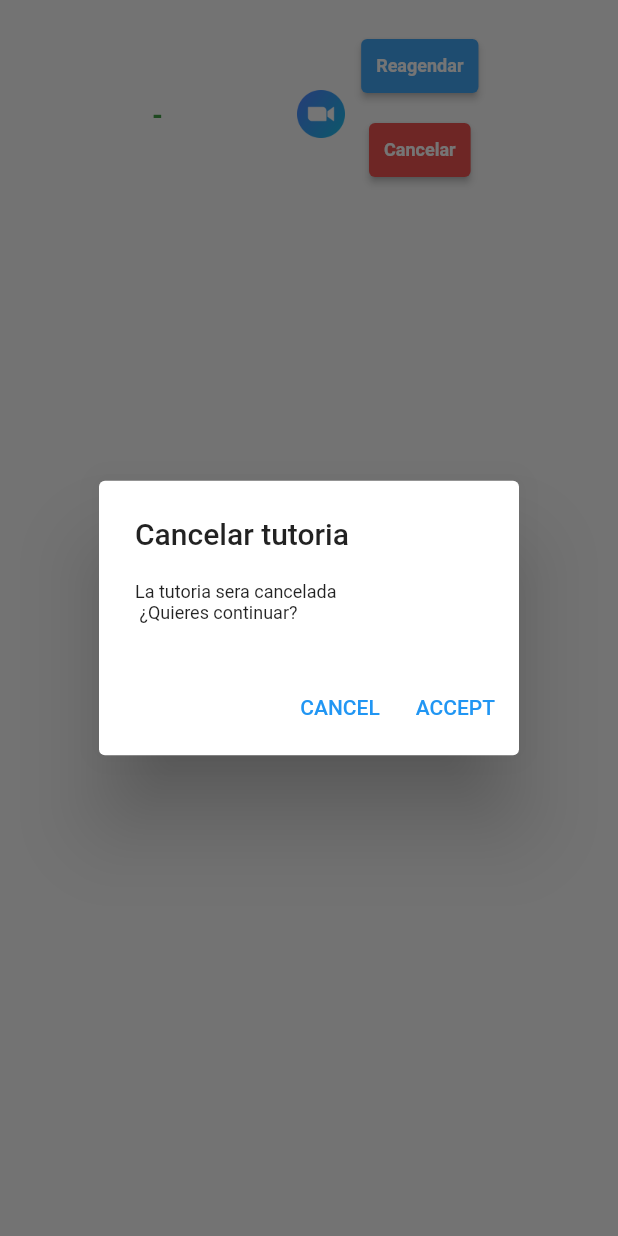
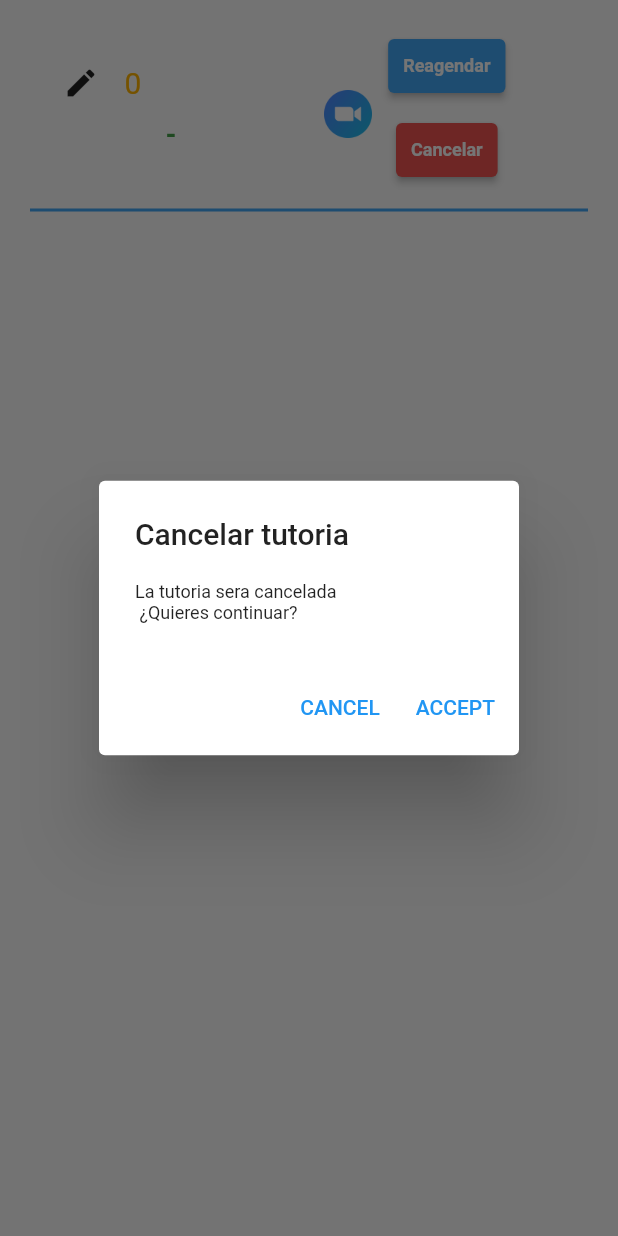
Before and after one commit to CluadiaSantana/Proyecto_Moviles, a Flutter app: the TutoriasList widget shown alone on an empty page, opened directly with empty values, after a tap on "Cancelar", on a phone screen of 412 x 824 dp. Run offline on Flutter 3.47's test engine with Material 2 defaults, Android fonts, the phone set to English and light mode, and no system bars; our stand-ins replace auth_buttons, bloc, cloud_firestore, equatable, firebase_auth, firebase_core and 3 more; missing offline and left inert: dart_date; accounts and stored records are empty; Roboto replaces fonts that are missing (Chewy-Regular).

Commit message:
edit page

```diff
--- a/proyecto/lib/Repository/tutorias_repository.dart
+++ b/proyecto/lib/Repository/tutorias_repository.dart
@@ -1,3 +1,5 @@
+import 'dart:async';
+
 import 'package:cloud_firestore/cloud_firestore.dart';
 import 'package:firebase_auth/firebase_auth.dart';
 import 'package:intl/intl.dart';
--- a/proyecto/lib/pages/bloc/tutoapp_bloc.dart
+++ b/proyecto/lib/pages/bloc/tutoapp_bloc.dart
@@ -88,7 +88,8 @@ class TutoappBloc extends Bloc<TutoappEvent, TutoappState> {
     on<TutoappMenuEvent>(_hamburgerMenu);
     on<TutoappRoleEvent>(_rolechoice);
     on<TutoappGoAgendaEvent>(_seeAgenda);
-    on<TutoappHomeEvent>(_GoHome);
+    on<TutoappHomeEvent>(_goHome);
+    on<TutoappEditTutoEvent>(_edit);
   }
 
   FutureOr<void> _showList(
@@ -205,7 +206,11 @@ class TutoappBloc extends Bloc<TutoappEvent, TutoappState> {
     emit(TutoappSeeAgendState(tuto_list: tutorias));
   }
 
-  FutureOr<void> _GoHome(TutoappHomeEvent event, Emitter<TutoappState> emit) {
+  FutureOr<void> _goHome(TutoappHomeEvent event, Emitter<TutoappState> emit) {
     emit(TutoappHomeState());
   }
+
+  FutureOr<void> _edit(TutoappEditTutoEvent event, Emitter<TutoappState> emit) {
+    emit(TutoappEditTutoState(documento: event.documento));
+  }
 }
--- a/proyecto/lib/pages/tutorias_list.dart
+++ b/proyecto/lib/pages/tutorias_list.dart
@@ -1,13 +1,30 @@
 import 'package:flutter/material.dart';
 import 'package:proyecto/pages/bloc/tutoapp_bloc.dart';
 import 'package:flutter_bloc/flutter_bloc.dart';
+import 'package:proyecto/pages/edit_tuto.dart';
 
 class TutoriasList extends StatelessWidget {
-  final dynamic tutoria;
+  final Map<String, dynamic> tutoria;
+  final List<String> number = [
+    "Primero",
+    "Segundo",
+    "Tercero",
+    "Cuarto",
+    "Quinto",
+    "Sexto"
+  ];
   TutoriasList({Key? key, required this.tutoria}) : super(key: key);
 
   @override
   Widget build(BuildContext context) {
+    return BlocConsumer<TutoappBloc, TutoappState>(
+      listener: (context, state) {
+        if (state is TutoappEditTutoState) {
+          Navigator.of(context)
+              .push(MaterialPageRoute(builder: (context) => EditTuto()));
+        }
+      },
+      builder: (context, state) {
         return Container(
           padding: EdgeInsets.all(20),
           child: ClipRRect(
@@ -22,15 +39,31 @@ class TutoriasList extends StatelessWidget {
                         child: Column(
                           mainAxisAlignment: MainAxisAlignment.center,
                           children: [
+                            Row(
+                              children: [
+                                IconButton(
+                                    onPressed: () {
+                                      BlocProvider.of<TutoappBloc>(context).add(
+                                          TutoappEditTutoEvent(
+                                              documento: tutoria));
+                                    },
+                                    icon: Icon(Icons.edit)),
                                 SizedBox(
-                          width: 150,
+                                  width: 120,
                                   child: Text(
-                            tutoria['tutoria']['materia'],
+                                    tutoria['tutoria']['materia'] +
+                                        " " +
+                                        (number.indexOf(tutoria['tutoria']
+                                                    ['grado']) +
+                                                1)
+                                            .toString(),
                                     style: TextStyle(
                                         fontFamily: 'Chewy-Regular',
                                         fontSize: 20,
                                         color: Colors.amber[600]!),
                                   ),
+                                ),
+                              ],
                             ),
                             Text(
                               tutoria['tutoria']['horaInicio'] +
@@ -62,7 +95,7 @@ class TutoriasList extends StatelessWidget {
                         child: IconButton(
                           onPressed: (() {}),
                           icon: Icon(Icons.circle),
-                      color: Colors.white,
+                          color: Color.fromARGB(0, 255, 255, 255),
                         ),
                         visible: (tutoria['zoom'] == 'null'),
                       ),
@@ -88,15 +121,19 @@ class TutoriasList extends StatelessWidget {
                                   backgroundColor: Colors.red[400],
                                   padding: EdgeInsets.symmetric(horizontal: 10),
                                   textStyle: const TextStyle(
-                                  fontSize: 12, fontWeight: FontWeight.bold)),
+                                      fontSize: 12,
+                                      fontWeight: FontWeight.bold)),
                             ),
                           )
                         ],
                       ),
                     ],
-              )
+                  ),
+                  Divider(thickness: 2, color: Colors.blue[400]),
                 ],
               )),
+        );
+      },
     );
   }
 
```
Also changed, not shown: proyecto/lib/pages/agenda.dart (+5 -4 lines), proyecto/lib/pages/bloc/tutoapp_event.dart (+2 -16 lines), proyecto/lib/pages/bloc/tutoapp_state.dart (+2 -16 lines), proyecto/lib/pages/edit_tuto.dart (+57 -16 lines), proyecto/lib/pages/homepage.dart (+6 -4 lines). Lines whose indentation alone changed are shown as unchanged.
